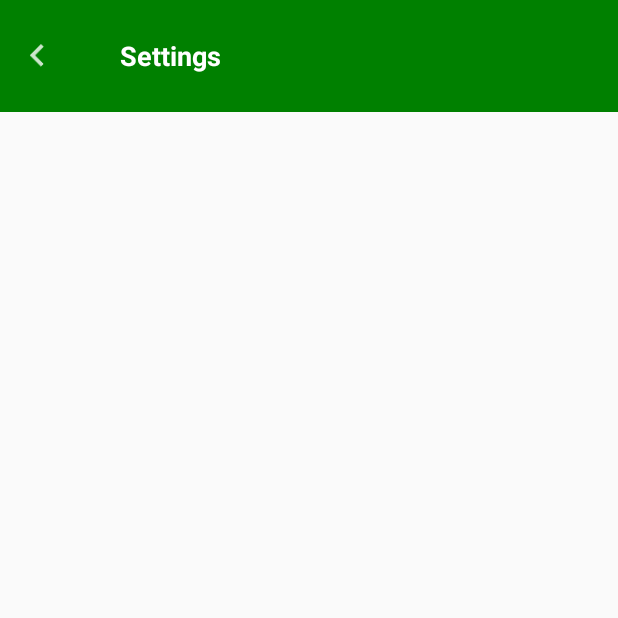
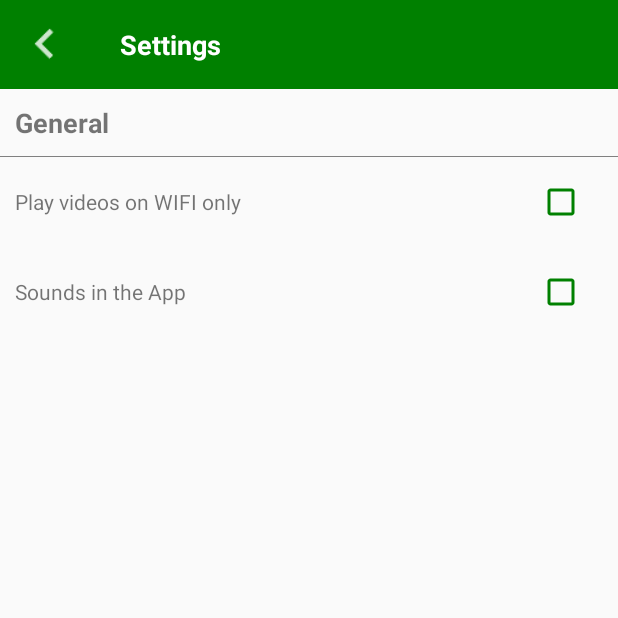
Before and after one commit to tuankhanh45/melodytest, an Android app: the SettingsActivity screen opened directly, with no data from a screen before it, on a phone screen of 412 x 824 dp, the top half of it. Run offline under Robolectric (Android 15) with nearby library versions, the phone set to English and light mode, and no system bars.

Commit message:
setting checkbox use sharedfrend

```diff
--- a/app/src/main/java/com/example/khanh/melody/More/SettingsActivity.java
+++ b/app/src/main/java/com/example/khanh/melody/More/SettingsActivity.java
@@ -1,6 +1,7 @@
 package com.example.khanh.melody.More;
 
 import android.content.Intent;
+import android.content.SharedPreferences;
 import android.graphics.PorterDuff;
 import android.os.Bundle;
 import android.support.design.widget.FloatingActionButton;
@@ -8,19 +9,40 @@ import android.support.design.widget.Snackbar;
 import android.support.v4.content.ContextCompat;
 import android.support.v7.app.AppCompatActivity;
 import android.support.v7.widget.Toolbar;
+import android.util.Log;
 import android.view.View;
+import android.widget.CheckBox;
 import android.widget.ImageView;
 
 import com.example.khanh.melody.R;
 
 public class SettingsActivity extends AppCompatActivity {
-    ImageView back ;
-    Intent intent;
+
+    private ImageView back;
+    private CheckBox cbWifi;
+    private CheckBox cbSounds;
+    private Intent intent;
+
+    private static final String PREF_NAME = "settings_pref";
+    SharedPreferences.Editor editor;
+    SharedPreferences prefs;
+
     @Override
     protected void onCreate(Bundle savedInstanceState) {
         super.onCreate(savedInstanceState);
+
         setContentView(R.layout.activity_settings);
-        back=(ImageView)findViewById(R.id.back);
+        back = (ImageView) findViewById(R.id.back);
+        cbSounds = (CheckBox) findViewById(R.id.cb_sounds);
+        cbWifi = (CheckBox) findViewById(R.id.cb_wifi);
+
+        editor = getSharedPreferences(PREF_NAME, MODE_PRIVATE).edit();
+        prefs = getSharedPreferences(PREF_NAME, MODE_PRIVATE);
+
+        String a = prefs.getString("play_video_wifi_only", "-1");
+        if (prefs.getString("play_video_wifi_only", "-1").equals("1")) cbWifi.setChecked(true);
+        if (prefs.getString("sounds_in_app", "-1").equals("1")) cbSounds.setChecked(true);
+
         back.setColorFilter(ContextCompat.getColor(this, R.color.white), PorterDuff.Mode.SRC_ATOP);
         back.setOnClickListener(new View.OnClickListener() {
             @Override
@@ -30,6 +52,32 @@ public class SettingsActivity extends AppCompatActivity {
             }
         });
 
+        cbWifi.setOnClickListener(new View.OnClickListener() {
+            @Override
+            public void onClick(View view) {
+
+                if (cbWifi.isChecked()) {
+                    editor.putString("play_video_wifi_only", "1");
+                    editor.apply();
+                } else {
+                    editor.putString("play_video_wifi_only", "0");
+                    editor.apply();
+                }
+            }
+        });
+        cbSounds.setOnClickListener(new View.OnClickListener() {
+            @Override
+            public void onClick(View view) {
+
+                if (cbSounds.isChecked()) {
+                    editor.putString("sounds_in_app", "1");
+                    editor.apply();
+                } else {
+                    editor.putString("sounds_in_app", "0");
+                    editor.apply();
+                }
+            }
+        });
     }
 
 }
--- a/app/src/main/res/layout/activity_settings.xml
+++ b/app/src/main/res/layout/activity_settings.xml
@@ -9,22 +9,23 @@
     <LinearLayout
         android:layout_width="match_parent"
         android:layout_height="match_parent"
-        android:weightSum="11"
-        android:orientation="vertical">
+        android:orientation="vertical"
+        android:weightSum="11">
+
         <RelativeLayout
-            android:background="@color/green"
             android:layout_width="match_parent"
             android:layout_height="0dp"
             android:layout_weight="1"
-            tools:ignore="Suspicious0dp"
-            android:orientation="horizontal">
+            android:background="@color/green"
+            android:orientation="horizontal"
+            tools:ignore="Suspicious0dp">
 
             <ImageView
+                android:id="@+id/back"
+                android:layout_width="40dp"
+                android:layout_height="40dp"
+                android:layout_centerVertical="true"
                 android:layout_marginLeft="10dp"
-                android:id="@+id/back"
-                android:layout_width="30dp"
-                android:layout_height="30dp"
-                android:layout_centerVertical="true"
                 android:src="@drawable/ic_back" />
 
             <TextView
@@ -33,11 +34,75 @@
                 android:layout_alignParentStart="true"
                 android:layout_alignParentLeft="true"
                 android:layout_centerVertical="true"
-               android:layout_marginLeft="80dp"
+                android:layout_marginLeft="80dp"
                 android:text="Settings"
                 android:textColor="@color/white"
                 android:textSize="18dp"
                 android:textStyle="bold" />
         </RelativeLayout>
+
+        <TextView
+            android:layout_width="match_parent"
+            android:layout_height="wrap_content"
+            android:layout_margin="10dp"
+            android:text="General"
+            android:textSize="18dp"
+            android:textStyle="bold" />
+
+        <RelativeLayout
+            android:layout_width="match_parent"
+            android:layout_height="0.5dp"
+            android:background="@color/gray">
+        </RelativeLayout>
+
+        <LinearLayout
+            android:layout_margin="10dp"
+            android:layout_width="match_parent"
+            android:layout_height="wrap_content"
+            android:gravity="center"
+            android:orientation="horizontal"
+            android:weightSum="9">
+            <TextView
+                android:layout_width="0dp"
+                android:layout_height="wrap_content"
+                android:layout_weight="8"
+                android:text="Play videos on WIFI only" />
+
+            <RelativeLayout
+                android:layout_width="0dp"
+                android:layout_height="wrap_content"
+                android:layout_weight="1">
+                <CheckBox
+                    android:buttonTint="@color/green"
+                    android:id="@+id/cb_wifi"
+                    android:layout_width="40dp"
+                    android:layout_height="40dp" />
+            </RelativeLayout>
+        </LinearLayout>
+
+        <LinearLayout
+            android:layout_margin="10dp"
+            android:layout_marginTop="0dp"
+            android:layout_width="match_parent"
+            android:layout_height="wrap_content"
+            android:gravity="center"
+            android:orientation="horizontal"
+            android:weightSum="9">
+            <TextView
+                android:layout_width="0dp"
+                android:layout_height="wrap_content"
+                android:layout_weight="8"
+                android:text="Sounds in the App" />
+            <RelativeLayout
+                android:layout_width="0dp"
+                android:layout_height="wrap_content"
+                android:layout_weight="1">
+                <CheckBox
+                    android:buttonTint="@color/green"
+                    android:id="@+id/cb_sounds"
+                    android:layout_width="40dp"
+                    android:layout_height="40dp" />
+            </RelativeLayout>
+        </LinearLayout>
     </LinearLayout>
 </android.support.design.widget.CoordinatorLayout>
```
